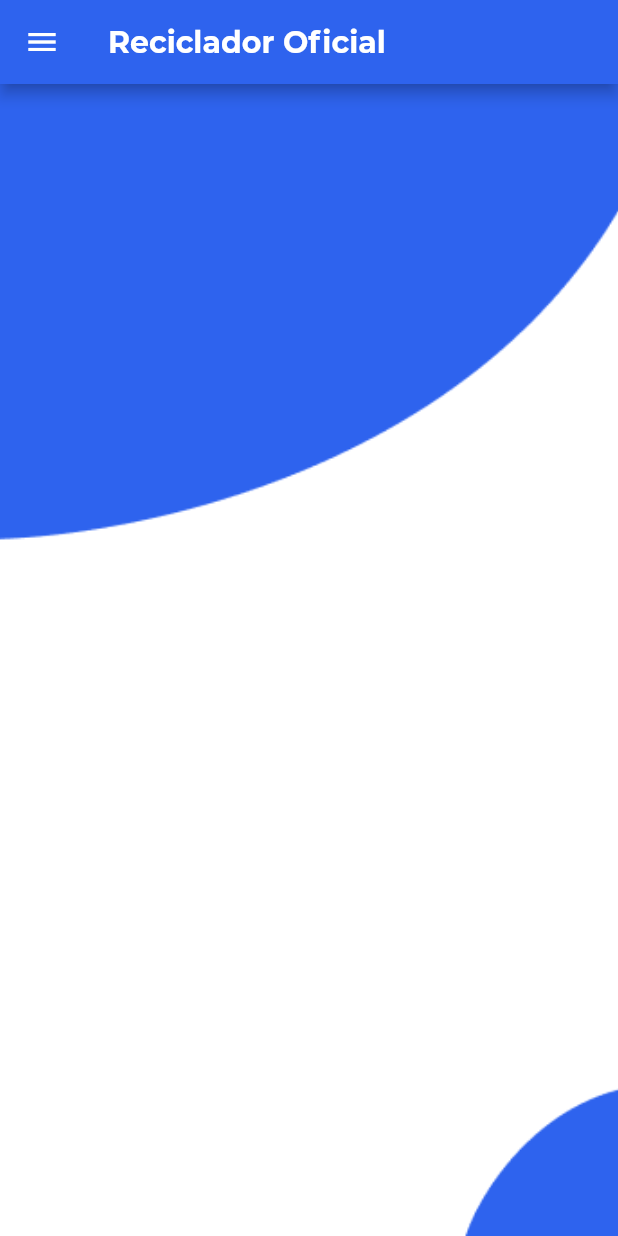
After one commit to Jcss1462/reciclajeApp, a Flutter app: the CarrodeVentas screen opened by its route, scrolled down 93 dp, after a tap on "Añadir al Carro de Ventas", after a tap on the "shopping cart" icon, on a phone screen of 412 x 824 dp. The commit adds this screen. Run offline on Flutter 3.47's test engine with Material 2 defaults, Android fonts, the phone set to English and light mode, and no system bars; our stand-ins replace firebase_auth, firebase_core, flutter_dotenv; accounts and stored records are empty.

Commit message:
Inicio de vista de envio de carro de ventas

```diff
--- a/lib/core/constants.dart
+++ b/lib/core/constants.dart
@@ -2,3 +2,4 @@ const String intialRoute = '/';
 const String registerRoute = '/registro';
 const String inicioReciclador = '/inicioReciclador';
 const String carrodeVentas = '/carrodeVentas';
+const String envioCarrodeVentas = '/envioCarrodeVentas';
--- a/lib/core/routers.dart
+++ b/lib/core/routers.dart
@@ -1,4 +1,5 @@
 import 'package:reciclaje_app/page/carrodeVentas.dart';
+import 'package:reciclaje_app/page/envioCarrodeVentas.dart';
 import 'package:reciclaje_app/page/index.dart';
 import 'package:flutter/material.dart'
     show Center, MaterialPageRoute, Route, RouteSettings, Scaffold, Text;
@@ -15,6 +16,8 @@ class Routers {
         return MaterialPageRoute(builder: (_) => InicioReciclador());
       case carrodeVentas:
         return MaterialPageRoute(builder: (_) => CarrodeVentas());
+      case envioCarrodeVentas:
+        return MaterialPageRoute(builder: (_) => EnvioCarrodeVentas());
       default:
         return MaterialPageRoute(
           builder: (_) => Scaffold(
--- a/lib/page/carrodeVentas.dart
+++ b/lib/page/carrodeVentas.dart
@@ -1,4 +1,5 @@
 import 'package:flutter/material.dart';
+import 'package:reciclaje_app/page/envioCarrodeVentas.dart';
 import 'package:reciclaje_app/widgets/NavBar.dart';
 
 class CarrodeVentas extends StatefulWidget {
@@ -55,6 +56,16 @@ class _CarrodeVentasState extends State<CarrodeVentas> {
           style: TextStyle(
               color: Colors.white, fontWeight: FontWeight.bold, fontSize: 20),
         ),
+        actions: <Widget>[
+          IconButton(
+              icon: Icon(Icons.shopping_cart_outlined, color: Colors.white),
+              onPressed: () {
+                Navigator.push(
+                    context,
+                    MaterialPageRoute(
+                        builder: (context) => EnvioCarrodeVentas()));
+              })
+        ],
       ),
       body: new Stack(
         children: <Widget>[
--- /dev/null
+++ b/lib/page/envioCarrodeVentas.dart
@@ -0,0 +1,35 @@
+import 'package:flutter/material.dart';
+import 'package:reciclaje_app/widgets/navbar.dart';
+
+class EnvioCarrodeVentas extends StatefulWidget {
+  @override
+  _EnvioCarrodeVentasState createState() => _EnvioCarrodeVentasState();
+}
+
+class _EnvioCarrodeVentasState extends State<EnvioCarrodeVentas> {
+  @override
+  Widget build(BuildContext context) {
+    return Scaffold(
+      drawer: NavBar(),
+      appBar: AppBar(
+        backgroundColor: Color.fromRGBO(46, 99, 238, 1),
+        title: Text(
+          "Reciclador Oficial",
+          style: TextStyle(
+              color: Colors.white, fontWeight: FontWeight.bold, fontSize: 20),
+        ),
+      ),
+      body: new Stack(
+        children: <Widget>[
+          new Container(
+            decoration: new BoxDecoration(
+              image: new DecorationImage(
+                  image: new AssetImage("assets/images/background.png"),
+                  fit: BoxFit.cover),
+            ),
+          )
+        ],
+      ),
+    );
+  }
+}
```
Also changed, not shown: lib/widgets/navbar.dart (+18 -4 lines).
